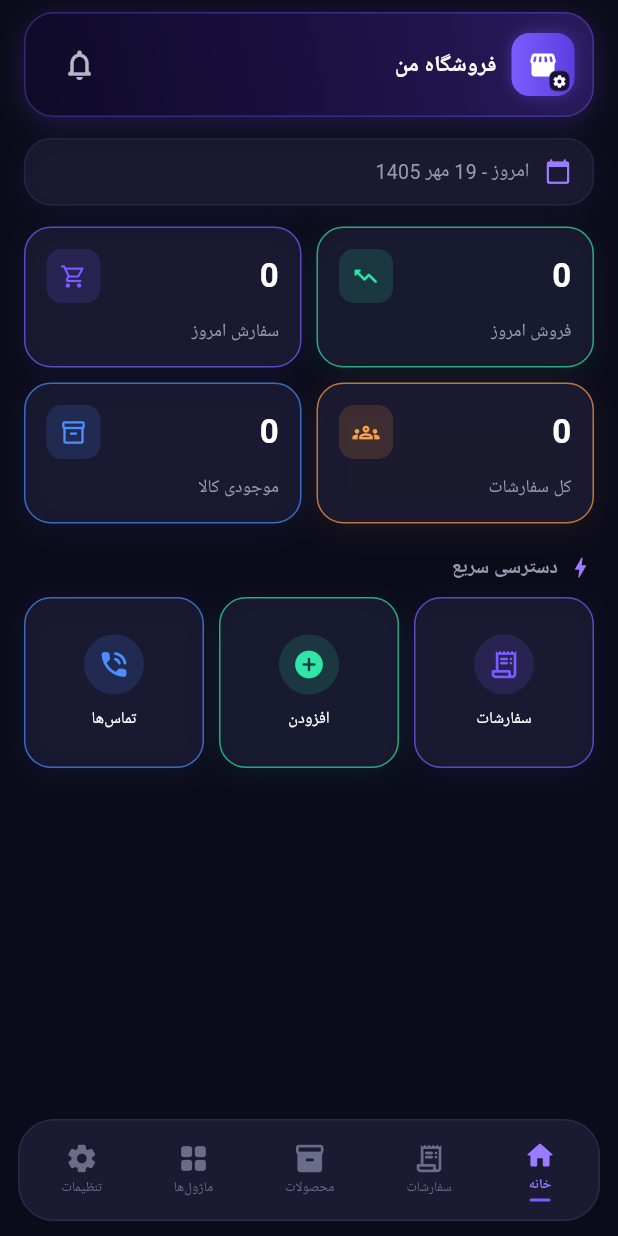
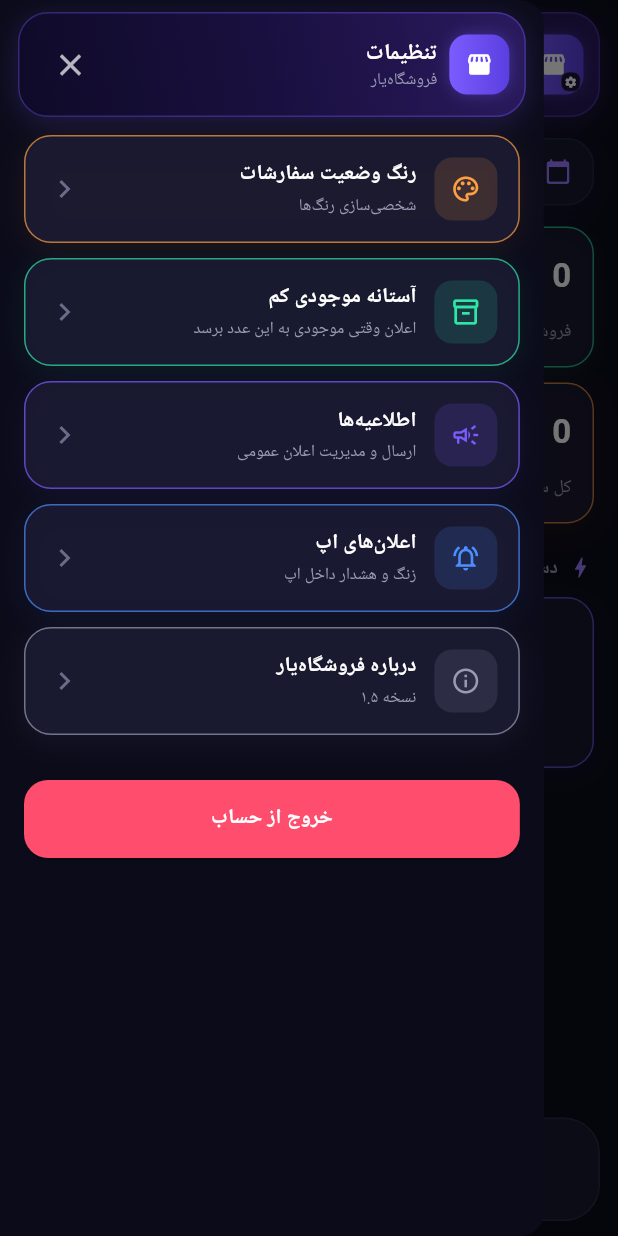
Before and after one commit to froshapp/foroshgah-yar2, a Flutter app: the MainShell screen opened directly, with the side drawer open (before the commit the screen has no drawer), on a phone screen of 412 x 824 dp. Run offline on Flutter 3.47's test engine with Material 3 defaults, Android fonts, the phone set to English and light mode, and no system bars; our stand-ins replace dio, image_picker, pdf, printing, shamsi_date, shared_preferences; accounts and stored records are empty.

Commit message:
Add files via upload

```diff
--- a/lib/core/api/api_client.dart
+++ b/lib/core/api/api_client.dart
@@ -59,8 +59,8 @@ class ApiClient {
   void _buildDio(String baseUrl, {String? hostHeader}) {
     _dio = Dio(BaseOptions(
       baseUrl: baseUrl.endsWith('/') ? baseUrl : '$baseUrl/',
-      connectTimeout: const Duration(seconds: 30),
-      receiveTimeout: const Duration(seconds: 30),
+      connectTimeout: const Duration(seconds: 60),
+      receiveTimeout: const Duration(seconds: 90),
       headers: {
         'Content-Type': 'application/json',
         'Accept': 'application/json',
@@ -74,7 +74,7 @@ class ApiClient {
     (_dio!.httpClientAdapter as IOHttpClientAdapter).createHttpClient = () {
       final client = HttpClient();
       client.badCertificateCallback = (cert, host, port) => true;
-      client.connectionTimeout = const Duration(seconds: 30);
+      client.connectionTimeout = const Duration(seconds: 60);
       return client;
     };
 
--- a/lib/core/theme/app_theme.dart
+++ b/lib/core/theme/app_theme.dart
@@ -87,6 +87,9 @@ class GlassHeader extends StatelessWidget {
   final bool showStoreIcon;
   final bool storeOpensSettings;
   final VoidCallback? onStoreTap;
+  final VoidCallback? onRefresh;
+  final bool showBell;
+  final bool showBack;
   const GlassHeader({
     super.key,
     required this.title,
@@ -95,15 +98,18 @@ class GlassHeader extends StatelessWidget {
     this.showStoreIcon = true,
     this.storeOpensSettings = true,
     this.onStoreTap,
+    this.onRefresh,
+    this.showBell = true,
+    this.showBack = false,
   });
 
   @override
   Widget build(BuildContext context) {
     final topPad = MediaQuery.of(context).padding.top;
     return Padding(
-      padding: EdgeInsets.fromLTRB(16, topPad > 0 ? topPad + 4 : 8, 16, 0),
+      padding: EdgeInsets.fromLTRB(12, topPad > 0 ? topPad + 4 : 8, 12, 0),
       child: Container(
-        padding: const EdgeInsets.symmetric(horizontal: 12, vertical: 10),
+        padding: const EdgeInsets.symmetric(horizontal: 10, vertical: 10),
         decoration: BoxDecoration(
           gradient: const LinearGradient(
             colors: [Color(0xFF2A1A5E), Color(0xFF1A1040), Color(0xFF0F0A28)],
@@ -118,6 +124,13 @@ class GlassHeader extends StatelessWidget {
         ),
         child: Row(
           children: [
+            if (showBack)
+              IconButton(
+                padding: EdgeInsets.zero,
+                constraints: const BoxConstraints(minWidth: 34, minHeight: 34),
+                icon: const Icon(Icons.arrow_forward_ios, color: Colors.white70, size: 16),
+                onPressed: () => Navigator.maybePop(context),
+              ),
             if (showStoreIcon)
               GestureDetector(
                 onTap: () {
@@ -125,14 +138,11 @@ class GlassHeader extends StatelessWidget {
                     onStoreTap!();
                     return;
                   }
-                  if (!storeOpensSettings) return;
-                  // بستن صفحات push‌شده و رفتن به تنظیمات
-                  Navigator.of(context, rootNavigator: false).popUntil((r) => r.isFirst);
-                  AppNav.settings();
+                  if (storeOpensSettings) AppNav.openSettingsDrawer();
                 },
                 child: Container(
-                  width: 42,
-                  height: 42,
+                  width: 40,
+                  height: 40,
                   decoration: BoxDecoration(
                     gradient: const LinearGradient(colors: [AppColors.purple, Color(0xFF5A3FE0)]),
                     borderRadius: BorderRadius.circular(12),
@@ -141,11 +151,11 @@ class GlassHeader extends StatelessWidget {
                   child: Stack(
                     alignment: Alignment.center,
                     children: [
-                      const Icon(Icons.storefront_rounded, color: Colors.white, size: 20),
+                      const Icon(Icons.storefront_rounded, color: Colors.white, size: 18),
                       if (storeOpensSettings)
                         Positioned(
-                          right: 3,
-                          bottom: 3,
+                          right: 2,
+                          bottom: 2,
                           child: Container(
                             padding: const EdgeInsets.all(1.5),
                             decoration: BoxDecoration(
@@ -153,14 +163,14 @@ class GlassHeader extends StatelessWidget {
                               borderRadius: BorderRadius.circular(5),
                               border: Border.all(color: Colors.white24, width: 0.5),
                             ),
-                            child: const Icon(Icons.settings, color: Colors.white, size: 10),
+                            child: const Icon(Icons.settings, color: Colors.white, size: 9),
                           ),
                         ),
                     ],
                   ),
                 ),
               ),
-            if (showStoreIcon) const SizedBox(width: 10),
+            if (showStoreIcon) const SizedBox(width: 8),
             Expanded(
               child: Column(
                 crossAxisAlignment: CrossAxisAlignment.start,
@@ -177,6 +187,24 @@ class GlassHeader extends StatelessWidget {
                 ],
               ),
             ),
+            if (onRefresh != null)
+              IconButton(
+                padding: EdgeInsets.zero,
+                constraints: const BoxConstraints(minWidth: 34, minHeight: 34),
+                icon: const Icon(Icons.refresh_rounded, color: Colors.white70, size: 20),
+                onPressed: onRefresh,
+              ),
+            if (showBell)
+              IconButton(
+                padding: EdgeInsets.zero,
+                constraints: const BoxConstraints(minWidth: 34, minHeight: 34),
+                icon: const Icon(Icons.notifications_none_rounded, color: Colors.white70, size: 22),
+                onPressed: () {
+                  Navigator.of(context).push(
+                    MaterialPageRoute(builder: (_) => const NotificationsScreen()),
+                  );
+                },
+              ),
             ...?actions,
           ],
         ),
--- a/lib/features/home/main_shell.dart
+++ b/lib/features/home/main_shell.dart
@@ -17,6 +17,7 @@ class MainShell extends StatefulWidget {
 
 class MainShellState extends State<MainShell> {
   int index = 0;
+  final GlobalKey<ScaffoldState> _scaffoldKey = GlobalKey<ScaffoldState>();
 
   void goTo(int i) => setState(() => index = i);
 
@@ -24,11 +25,13 @@ class MainShellState extends State<MainShell> {
   void initState() {
     super.initState();
     AppNav.goToTab = goTo;
+    AppNav.scaffoldKey = _scaffoldKey;
   }
 
   @override
   void dispose() {
     if (AppNav.goToTab == goTo) AppNav.goToTab = null;
+    if (AppNav.scaffoldKey == _scaffoldKey) AppNav.scaffoldKey = null;
     super.dispose();
   }
 
@@ -48,11 +51,16 @@ class MainShellState extends State<MainShell> {
       const OrdersScreen(),
       const ProductsScreen(),
       const ModulesScreen(),
-      const SettingsScreen(),
     ];
 
     return Scaffold(
+      key: _scaffoldKey,
       backgroundColor: AppColors.bg,
+      endDrawer: Drawer(
+        backgroundColor: AppColors.bg,
+        width: MediaQuery.of(context).size.width * 0.88,
+        child: const SettingsScreen(asDrawer: true),
+      ),
       body: IndexedStack(index: index, children: pages),
       bottomNavigationBar: Container(
         margin: const EdgeInsets.fromLTRB(12, 0, 12, 10),
@@ -71,7 +79,6 @@ class MainShellState extends State<MainShell> {
               _nav(1, Icons.receipt_long_rounded, 'سفارشات'),
               _nav(2, Icons.inventory_2_rounded, 'محصولات'),
               _nav(3, Icons.grid_view_rounded, 'ماژول‌ها'),
-              _nav(4, Icons.settings_rounded, 'تنظیمات'),
             ],
           ),
         ),
@@ -85,13 +92,13 @@ class MainShellState extends State<MainShell> {
       onTap: () => setState(() => index = i),
       borderRadius: BorderRadius.circular(14),
       child: Padding(
-        padding: const EdgeInsets.symmetric(horizontal: 8, vertical: 6),
+        padding: const EdgeInsets.symmetric(horizontal: 10, vertical: 6),
         child: Column(
           mainAxisSize: MainAxisSize.min,
           children: [
             Icon(icon, color: active ? AppColors.purpleGlow : AppColors.textMute, size: 22),
             const SizedBox(height: 2),
-            Text(label, style: TextStyle(color: active ? AppColors.purpleGlow : AppColors.textMute, fontSize: 9, fontWeight: active ? FontWeight.w600 : FontWeight.normal)),
+            Text(label, style: TextStyle(color: active ? AppColors.purpleGlow : AppColors.textMute, fontSize: 10, fontWeight: active ? FontWeight.w600 : FontWeight.normal)),
             if (active)
               Container(margin: const EdgeInsets.only(top: 3), width: 14, height: 2, decoration: BoxDecoration(color: AppColors.purple, borderRadius: BorderRadius.circular(2))),
           ],
--- a/lib/features/settings/plugins_screen.dart
+++ b/lib/features/settings/plugins_screen.dart
@@ -32,7 +32,7 @@ class _PluginsScreenState extends State<PluginsScreen> {
   Future<void> _load() async {
     setState(() { loading = true; error = null; });
     try {
-      final res = await context.read<AuthService>().api.dio.get('plugins');
+      final res = await context.read<AuthService>().api.dio.get('plugins', options: Options(receiveTimeout: const Duration(seconds: 90)));
       if (res.data is Map) {
         plugins = res.data['plugins'] is List ? res.data['plugins'] as List : [];
         activeCount = int.tryParse('${res.data['active'] ?? 0}') ?? 0;
@@ -79,7 +79,9 @@ class _PluginsScreenState extends State<PluginsScreen> {
       backgroundColor: AppColors.bg,
 
       body: Column(children: [
-          GlassHeader(title: 'افزونه‌های سایت', actions: [
+          GlassHeader(title: 'افزونه‌های سایت',
+            showBack: true,
+            onRefresh: _load, actions: [
             IconButton(icon: const Icon(Icons.arrow_forward, color: Colors.white70), onPressed: () => Navigator.pop(context)),
           ]),
         Padding(
--- a/lib/features/settings/settings_screen.dart
+++ b/lib/features/settings/settings_screen.dart
@@ -1,3 +1,4 @@
+import '../../core/utils/shamsi_picker.dart';
 import 'package:shamsi_date/shamsi_date.dart';
 import 'package:flutter/material.dart';
 import 'package:provider/provider.dart';
@@ -8,7 +9,8 @@ import '../../core/utils/snack.dart';
 import 'plugins_screen.dart';
 
 class SettingsScreen extends StatefulWidget {
-  const SettingsScreen({super.key});
+  final bool asDrawer;
+  const SettingsScreen({super.key, this.asDrawer = false});
   @override
   State<SettingsScreen> createState() => _SettingsScreenState();
 }
@@ -26,6 +28,11 @@ class _SettingsScreenState extends State<SettingsScreen> {
             subtitle: (auth.site?['name']?.toString().isNotEmpty == true)
                 ? auth.site!['name'].toString()
                 : (auth.user?['display_name']?.toString() ?? 'فروشگاه‌یار'),
+            showBell: !widget.asDrawer,
+            storeOpensSettings: false,
+            actions: widget.asDrawer
+                ? [IconButton(icon: const Icon(Icons.close, color: Colors.white70), onPressed: () => Navigator.pop(context))]
+                : null,
           ),
           const SizedBox(height: 12),
           _item(Icons.palette_outlined, 'رنگ وضعیت سفارشات', 'شخصی‌سازی رنگ‌ها', AppColors.orange, () {
@@ -403,15 +410,9 @@ class _AnnouncementsPageState extends State<AnnouncementsPage> {
         return StatefulBuilder(
           builder: (ctx, setLocal) {
             Future<void> pick(TextEditingController c) async {
-              final d = await showDatePicker(
-                context: ctx,
-                initialDate: DateTime.now(),
-                firstDate: DateTime(2020),
-                lastDate: DateTime(2035),
-              );
-              if (d != null) {
-                final j = Jalali.fromDateTime(d);
-                c.text = '${j.year}/${j.month.toString().padLeft(2, '0')}/${j.day.toString().padLeft(2, '0')}';
+              final j = await pickShamsiDate(ctx);
+              if (j != null) {
+                c.text = formatJalali(j);
                 setLocal(() {});
               }
             }
@@ -468,15 +469,23 @@ class _AnnouncementsPageState extends State<AnnouncementsPage> {
   }
 
   Future<void> _toggle(Map m) async {
+    final id = m['id'];
+    // optimistic
+    setState(() {
+      items = items.map((e) {
+        final mm = Map<String, dynamic>.from(e as Map);
+        if (mm['id'] == id) mm['active'] = !(mm['active'] == true);
+        return mm;
+      }).toList();
+    });
     try {
-      final res = await context.read<AuthService>().api.dio.post('announcements/action', data: {'action': 'toggle', 'id': m['id']});
+      final res = await context.read<AuthService>().api.dio.post('announcements/action', data: {'action': 'toggle', 'id': id});
       if (res.data is Map && res.data['items'] is List) {
         setState(() => items = res.data['items'] as List);
-      } else {
-        await _load();
       }
     } catch (e) {
-      if (mounted) showErr(context, 'خطا');
+      await _load();
+      if (mounted) showErr(context, 'خطا در تغییر وضعیت');
     }
   }
 
--- a/pubspec.yaml
+++ b/pubspec.yaml
@@ -1,7 +1,7 @@
 name: foroshgah_yar
 description: اپلیکیشن مدیریت فروشگاه ووکامرس - فروشگاه‌یار
 publish_to: 'none'
-version: 1.7.4+19
+version: 1.7.5+20
 
 environment:
   sdk: '>=3.2.0 <4.0.0'
@@ -19,6 +19,8 @@ dependencies:
   shamsi_date: ^1.0.2
   url_launcher: ^6.2.5
   image_picker: ^1.0.7
+  pdf: ^3.10.8
+  printing: ^5.12.0
 
 dev_dependencies:
   flutter_test:
```
Also changed, not shown: lib/core/nav.dart (+21 -2 lines), lib/core/utils/shamsi_picker.dart (added, +77 -0 lines), lib/features/modules/accounting_screen.dart (+15 -14 lines), lib/features/modules/customers_screen.dart (+13 -6 lines), lib/features/modules/tasks_screen.dart (+70 -44 lines), lib/features/orders/invoice_screen.dart (+129 -74 lines).
